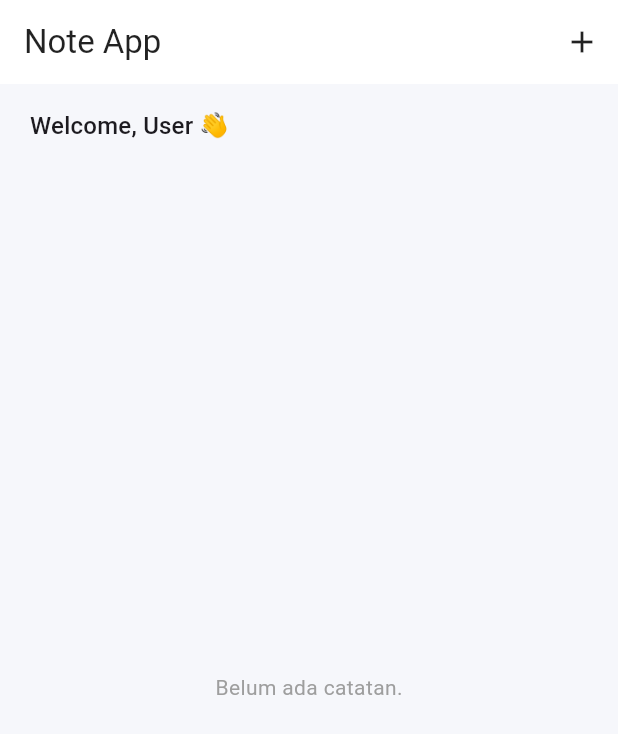
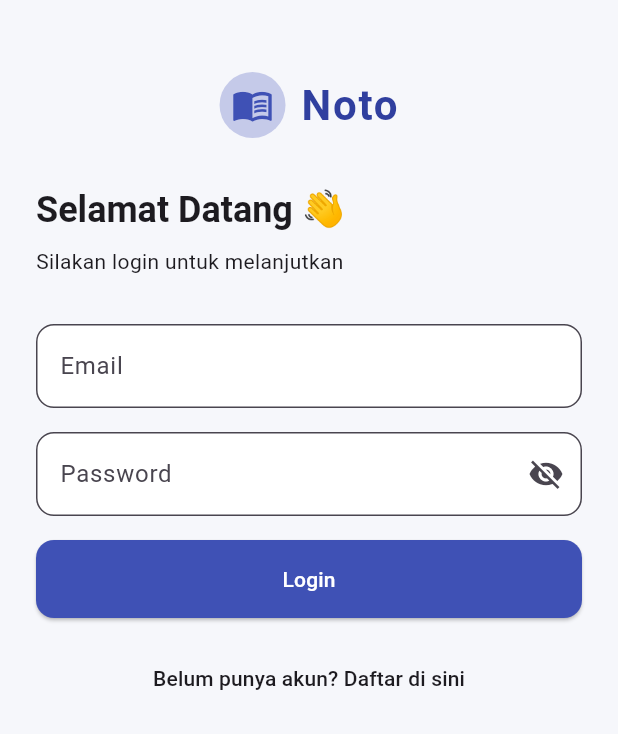
Before and after one commit to Ryssblue/Noto-App, a Flutter app: the screen it shows after launch, on a phone screen of 412 x 824 dp. Shown: the top 734 px of the screen. Run offline on Flutter 3.47's test engine with Material 3 defaults, Android fonts, the phone set to English and light mode, and no system bars; our stand-ins replace device_preview, shared_preferences.

Commit message:
update penambahan auth page

```diff
--- a/lib/main.dart
+++ b/lib/main.dart
@@ -1,5 +1,5 @@
 import 'package:flutter/material.dart';
-import 'pages/home_page.dart';
+import 'pages/auth_page.dart';
 import 'package:device_preview/device_preview.dart';
 import 'package:flutter/foundation.dart';
 
@@ -56,7 +56,7 @@ class MyApp extends StatelessWidget {
       ),
 
       themeMode: ThemeMode.system, // Mengikuti sistem (otomatis dark/light)
-      home: const HomePage(),
+      home: const AuthPage(),
     );
   }
 }
--- /dev/null
+++ b/lib/pages/auth_page.dart
@@ -0,0 +1,220 @@
+import 'package:flutter/material.dart';
+import 'package:shared_preferences/shared_preferences.dart';
+import 'home_page.dart';
+
+class AuthPage extends StatefulWidget {
+  const AuthPage({super.key});
+
+  @override
+  State<AuthPage> createState() => _AuthPageState();
+}
+
+class _AuthPageState extends State<AuthPage> {
+  bool isLogin = true;
+  final nameController = TextEditingController();
+  final emailController = TextEditingController();
+  final passwordController = TextEditingController();
+  final confirmPasswordController = TextEditingController();
+
+  bool obscurePassword = true;
+  bool obscureConfirmPassword = true;
+
+  void _toggleForm() {
+    setState(() {
+      isLogin = !isLogin;
+    });
+  }
+
+  Future<void> _handleSubmit() async {
+    final prefs = await SharedPreferences.getInstance();
+    final name = nameController.text.trim();
+    final email = emailController.text.trim();
+    final password = passwordController.text.trim();
+    final confirmPassword = confirmPasswordController.text.trim();
+
+    if (email.isEmpty || password.isEmpty) {
+      ScaffoldMessenger.of(context).showSnackBar(
+        const SnackBar(content: Text('Email dan password tidak boleh kosong')),
+      );
+      return;
+    }
+
+    if (isLogin) {
+      // Ambil data dari SharedPreferences
+      final savedEmail = prefs.getString('user_email');
+      final savedPassword = prefs.getString('user_password');
+
+      if (email == savedEmail && password == savedPassword) {
+        Navigator.pushReplacement(
+          context,
+          MaterialPageRoute(builder: (_) => const HomePage()),
+        );
+      } else {
+        ScaffoldMessenger.of(context).showSnackBar(
+          const SnackBar(content: Text('Login gagal!')),
+        );
+      }
+    } else {
+      if (name.isEmpty) {
+        ScaffoldMessenger.of(context).showSnackBar(
+          const SnackBar(content: Text('Nama tidak boleh kosong')),
+        );
+        return;
+      }
+      if (password != confirmPassword) {
+        ScaffoldMessenger.of(context).showSnackBar(
+          const SnackBar(content: Text('Password tidak cocok')),
+        );
+        return;
+      }
+
+      // Simpan data ke SharedPreferences
+      await prefs.setString('user_name', name);
+      await prefs.setString('user_email', email);
+      await prefs.setString('user_password', password);
+
+      ScaffoldMessenger.of(context).showSnackBar(
+        const SnackBar(content: Text('Registrasi berhasil! Silakan login.')),
+      );
+      setState(() => isLogin = true);
+    }
+  }
+
+  @override
+  Widget build(BuildContext context) {
+    final theme = Theme.of(context);
+    final isDark = theme.brightness == Brightness.dark;
+
+    return Scaffold(
+      backgroundColor: theme.scaffoldBackgroundColor,
+      body: Padding(
+        padding: const EdgeInsets.symmetric(horizontal: 24, vertical: 48),
+        child: SingleChildScrollView(
+          child: Column(
+            crossAxisAlignment: CrossAxisAlignment.start,
+            children: [
+              Center(
+                child: Row(
+                  mainAxisSize: MainAxisSize.min,
+                  children: [
+                    Container(
+                      padding: const EdgeInsets.all(8),
+                      decoration: BoxDecoration(
+                        shape: BoxShape.circle,
+                        color: Colors.indigo[100],
+                      ),
+                      child: const Icon(Icons.menu_book, color: Colors.indigo, size: 28),
+                    ),
+                    const SizedBox(width: 10),
+                    Text(
+                      'Noto',
+                      style: TextStyle(
+                        fontSize: 28,
+                        fontWeight: FontWeight.bold,
+                        color: isDark ? Colors.white : Colors.indigo[700],
+                        letterSpacing: 1.2,
+                      ),
+                    ),
+                  ],
+                ),
+              ),
+              const SizedBox(height: 32),
+
+              Text(
+                isLogin ? 'Selamat Datang 👋' : 'Buat Akun Baru 📝',
+                style: theme.textTheme.headlineSmall?.copyWith(fontWeight: FontWeight.bold),
+              ),
+              const SizedBox(height: 8),
+              Text(
+                isLogin ? 'Silakan login untuk melanjutkan' : 'Isi data untuk daftar akun',
+                style: theme.textTheme.bodyMedium,
+              ),
+              const SizedBox(height: 32),
+
+              if (!isLogin) ...[
+                TextField(
+                  controller: nameController,
+                  decoration: const InputDecoration(hintText: 'Nama lengkap'),
+                ),
+                const SizedBox(height: 16),
+              ],
+
+              TextField(
+                controller: emailController,
+                decoration: const InputDecoration(hintText: 'Email'),
+              ),
+              const SizedBox(height: 16),
+
+              TextField(
+                controller: passwordController,
+                obscureText: obscurePassword,
+                decoration: InputDecoration(
+                  hintText: 'Password',
+                  suffixIcon: IconButton(
+                    icon: Icon(obscurePassword ? Icons.visibility_off : Icons.visibility),
+                    onPressed: () {
+                      setState(() {
+                        obscurePassword = !obscurePassword;
+                      });
+                    },
+                  ),
+                ),
+              ),
+              const SizedBox(height: 16),
+
+              if (!isLogin) ...[
+                TextField(
+                  controller: confirmPasswordController,
+                  obscureText: obscureConfirmPassword,
+                  decoration: InputDecoration(
+                    hintText: 'Konfirmasi password',
+                    suffixIcon: IconButton(
+                      icon: Icon(obscureConfirmPassword
+                          ? Icons.visibility_off
+                          : Icons.visibility),
+                      onPressed: () {
+                        setState(() {
+                          obscureConfirmPassword = !obscureConfirmPassword;
+                        });
+                      },
+                    ),
+                  ),
+                ),
+                const SizedBox(height: 16),
+              ],
+
+              SizedBox(
+                width: double.infinity,
+                child: ElevatedButton(
+                  onPressed: _handleSubmit,
+                  style: ElevatedButton.styleFrom(
+                    backgroundColor: Colors.indigo,
+                    padding: const EdgeInsets.symmetric(vertical: 16),
+                    shape: RoundedRectangleBorder(borderRadius: BorderRadius.circular(12)),
+                  ),
+                  child: Text(
+                    isLogin ? 'Login' : 'Daftar',
+                    style: const TextStyle(color: Colors.white),
+                  ),
+                ),
+              ),
+              const SizedBox(height: 16),
+
+              Center(
+                child: TextButton(
+                  onPressed: _toggleForm,
+                  child: Text(
+                    isLogin
+                        ? 'Belum punya akun? Daftar di sini'
+                        : 'Sudah punya akun? Login di sini',
+                    style: TextStyle(color: theme.textTheme.bodyMedium?.color),
+                  ),
+                ),
+              ),
+            ],
+          ),
+        ),
+      ),
+    );
+  }
+}
```
Also changed, not shown: lib/pages/home_page.dart (+66 -7 lines), lib/widgets/note_card.dart (+40 -19 lines).
